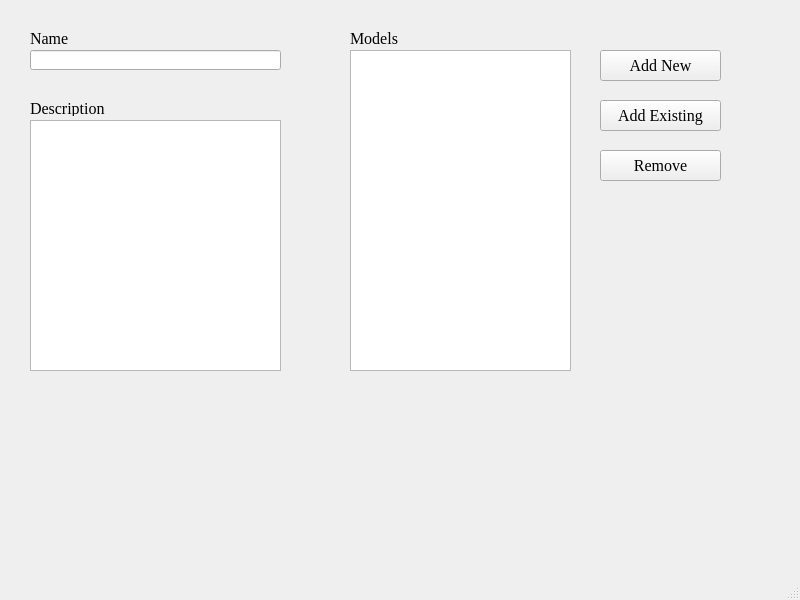
Qt form ui/create_assessment.ui (DenisTrputec/DynamicStabilityAssessment) before a commit.
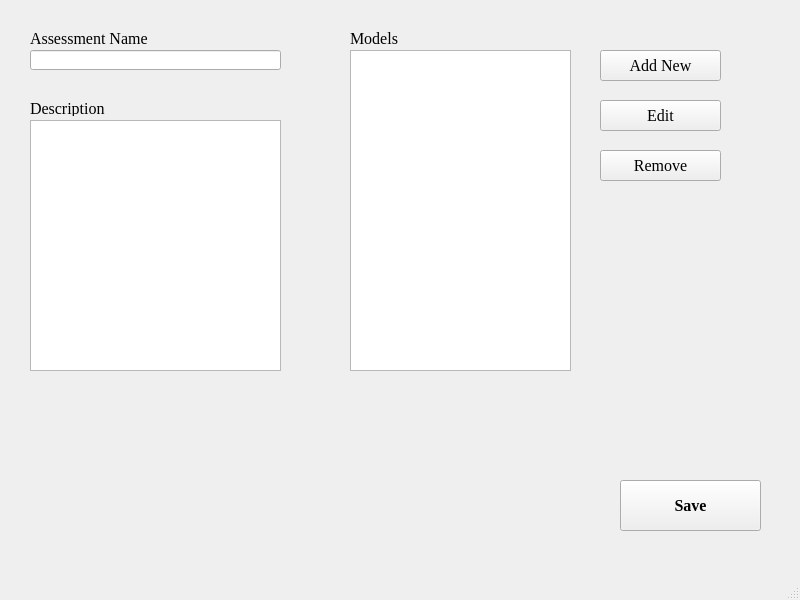
The same form after that commit.

The edit to the form file:
```diff
--- a/ui/create_assessment.ui
+++ b/ui/create_assessment.ui
@@ -43,7 +43,7 @@
      <rect>
       <x>30</x>
       <y>30</y>
-      <width>91</width>
+      <width>121</width>
       <height>16</height>
      </rect>
     </property>
@@ -57,7 +57,7 @@
      <string>Name of New Assessment</string>
     </property>
     <property name="text">
-     <string>Name</string>
+     <string>Assessment Name</string>
     </property>
    </widget>
    <widget class="QLabel" name="lbl_description">
@@ -148,22 +148,6 @@
      <string>Add New</string>
     </property>
    </widget>
-   <widget class="QPushButton" name="pb_add_existing">
-    <property name="geometry">
-     <rect>
-      <x>600</x>
-      <y>100</y>
-      <width>121</width>
-      <height>31</height>
-     </rect>
-    </property>
-    <property name="statusTip">
-     <string>Add existing Model to the list of Assessment's models</string>
-    </property>
-    <property name="text">
-     <string>Add Existing</string>
-    </property>
-   </widget>
    <widget class="QPushButton" name="pb_remove">
     <property name="geometry">
      <rect>
@@ -180,6 +164,44 @@
      <string>Remove</string>
     </property>
    </widget>
+   <widget class="QPushButton" name="pb_save">
+    <property name="geometry">
+     <rect>
+      <x>620</x>
+      <y>480</y>
+      <width>141</width>
+      <height>51</height>
+     </rect>
+    </property>
+    <property name="font">
+     <font>
+      <weight>75</weight>
+      <bold>true</bold>
+     </font>
+    </property>
+    <property name="statusTip">
+     <string>Save Assessment</string>
+    </property>
+    <property name="text">
+     <string>Save</string>
+    </property>
+   </widget>
+   <widget class="QPushButton" name="pb_edit">
+    <property name="geometry">
+     <rect>
+      <x>600</x>
+      <y>100</y>
+      <width>121</width>
+      <height>31</height>
+     </rect>
+    </property>
+    <property name="statusTip">
+     <string>Edit Model from the list of Assessment's models</string>
+    </property>
+    <property name="text">
+     <string>Edit</string>
+    </property>
+   </widget>
   </widget>
   <widget class="QMenuBar" name="menubar">
    <property name="geometry">
```
Left out of the diff: 6 changed lines with no effect on the pictures.
